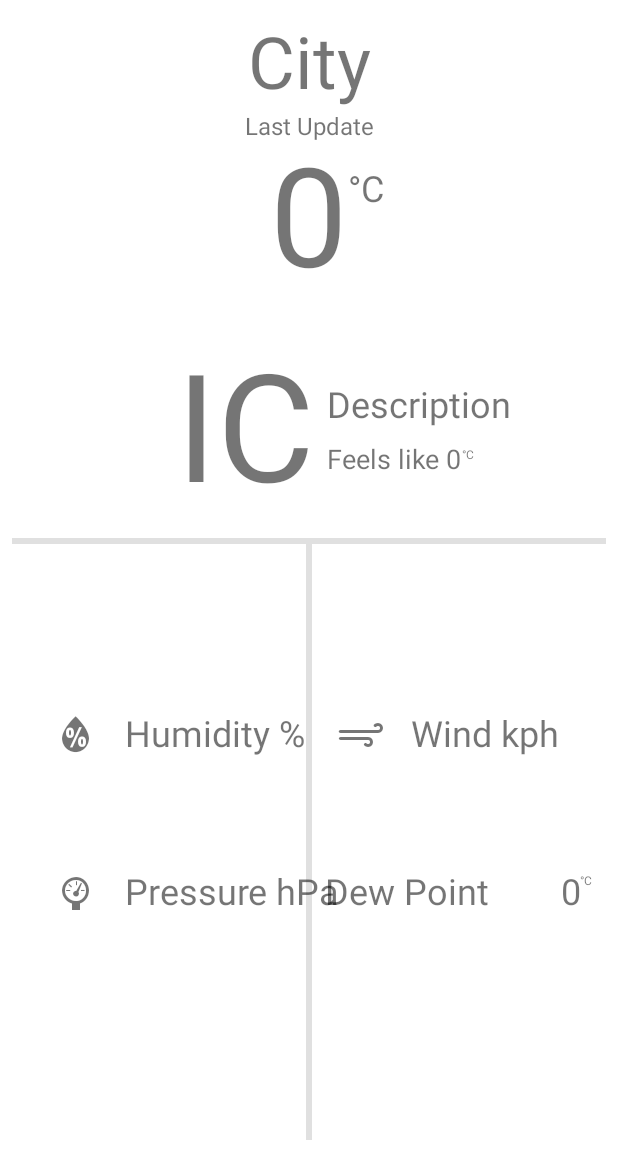
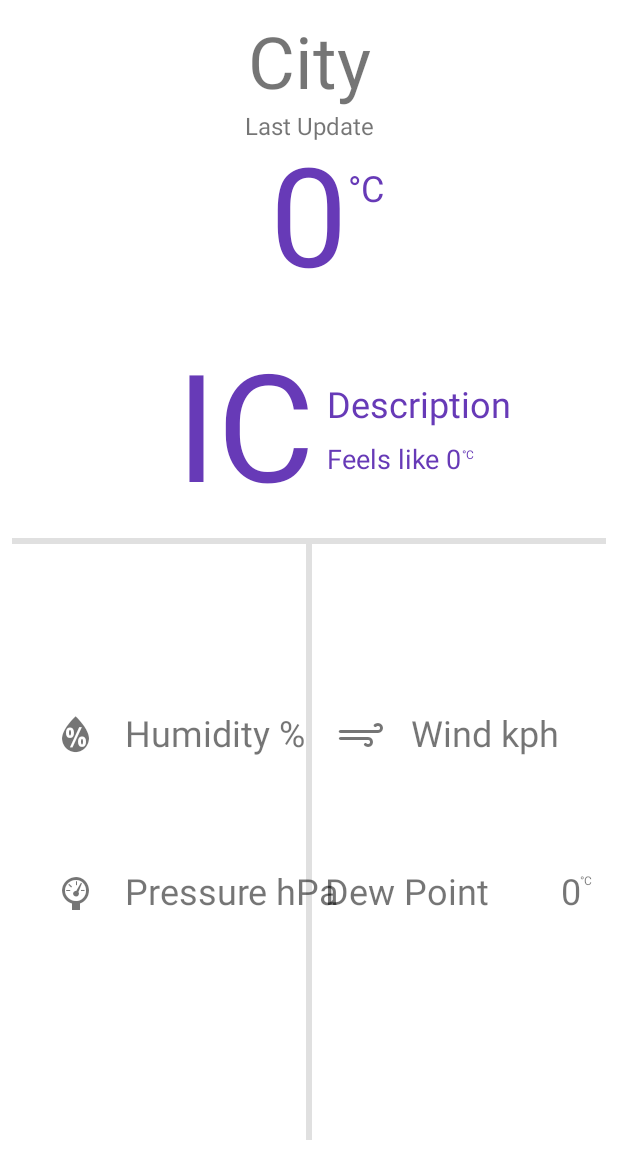
Before and after one commit to code-vault/InstaWeather, an Android app: the MainActivity screen opened directly, with no data from a screen before it, on a phone screen of 412 x 824 dp, the part 84-1236 px from its top. Run offline under Robolectric (Android 15) with nearby library versions, the phone set to English and light mode, and no system bars; our stand-ins replace Volley; network calls fail; 22 statements that could not run were skipped.

```diff
--- a/app/src/main/res/layout/activity_main.xml
+++ b/app/src/main/res/layout/activity_main.xml
@@ -74,6 +74,7 @@
                     android:text="00"
                     android:textAlignment="center"
                     android:textSize="92sp"
+                    android:textColor="@color/primary"
                     app:layout_constraintBottom_toBottomOf="parent"
                     app:layout_constraintEnd_toEndOf="parent"
                     app:layout_constraintStart_toStartOf="parent"
@@ -87,6 +88,7 @@
                     android:layout_marginTop="28dp"
                     android:paddingVertical="0dp"
                     android:text="°C"
+                    android:textColor="@color/primary"
                     android:textAlignment="center"
                     android:textSize="24sp"
                     app:layout_constraintStart_toEndOf="@+id/temperature"
@@ -103,6 +105,7 @@
                     android:gravity="start"
                     android:text="Description"
                     android:textSize="24sp"
+                    android:textColor="@color/primary"
                     app:layout_constraintBottom_toBottomOf="parent"
                     app:layout_constraintStart_toEndOf="@+id/weatherIcon"
                     app:layout_constraintTop_toBottomOf="@+id/temperature"
@@ -120,6 +123,7 @@
                     android:paddingVertical="0dp"
                     android:text="Feels like 00"
                     android:textSize="18sp"
+                    android:textColor="@color/primary"
                     app:layout_constraintBottom_toBottomOf="parent"
                     app:layout_constraintStart_toEndOf="@+id/weatherIcon"
                     app:layout_constraintTop_toBottomOf="@+id/description"
@@ -134,6 +138,7 @@
                     android:text="°C"
                     android:textAlignment="center"
                     android:textSize="8sp"
+                    android:textColor="@color/primary"
                     app:layout_constraintStart_toEndOf="@+id/feelTemperature"
                     app:layout_constraintTop_toTopOf="@+id/feelTemperature" />
 
@@ -149,6 +154,7 @@
                     android:text="IC"
                     android:textAlignment="center"
                     android:textSize="100sp"
+                    android:textColor="@color/primary"
                     app:layout_constraintBottom_toBottomOf="parent"
                     app:layout_constraintEnd_toEndOf="parent"
                     app:layout_constraintHorizontal_bias="0.36"
--- a/app/src/main/res/values/colors.xml
+++ b/app/src/main/res/values/colors.xml
@@ -6,7 +6,7 @@
     <color name="accent">#FF5252</color>
     <color name="primary_text">#212121</color>
     <color name="secondary_text">#ffffff</color>
-    <color name="icons">#FFFFFF</color>
+    <color name="icons">#BB86FC</color>
     <color name="divider">#BDBDBD</color>
     <color name="background_material_dark">#ffffff</color>
     <color name="foreground_material_dark">#000000</color>
```
